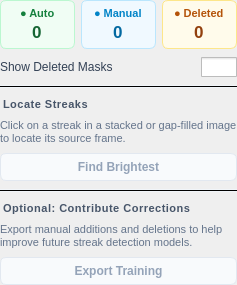
gkyle/startrails, file src/startrails/ui/step_review_detections.ui: the form before one commit.
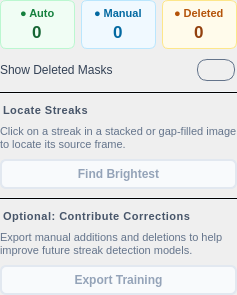
The form after the commit. Icons and pictures are not drawn.

```diff
--- a/src/startrails/ui/step_review_detections.ui
+++ b/src/startrails/ui/step_review_detections.ui
@@ -39,7 +39,7 @@
 QLabel#statManualTitle {
     font-size: 11px;
     font-weight: 600;
-    color: #0284c7;
+    color: #0369a1;
 }
 QLabel#statDeletedTitle {
     font-size: 11px;
@@ -64,7 +64,7 @@
 QPushButton#training, QPushButton#findBrightest {
     background-color: #ffffff;
     color: #1e293b;
-    border: 1px solid #cbd5e1;
+    border: 2px solid #cbd5e1;
     border-radius: 6px;
     padding: 6px 12px;
     font-weight: 500;
@@ -76,8 +76,8 @@
 }
 QPushButton#findBrightest:checked {
     background-color: #e0f2fe;
-    color: #0284c7;
-    border-color: #0284c7;
+    color: #0369a1;
+    border-color: #0369a1;
     font-weight: 600;
 }
 QPushButton#training:disabled, QPushButton#findBrightest:disabled {
@@ -88,7 +88,8 @@
 QFrame#sep1, QFrame#sepFindBrightest {
     background-color: #f1f5f9;
     max-height: 1px;
-}</string>
+}
+QPushButton#training:focus:enabled, QPushButton#findBrightest:focus:enabled { border-color: #0f172a; }</string>
   </property>
   <layout class="QVBoxLayout" name="layout">
    <property name="spacing">
@@ -239,8 +240,10 @@
         <cursorShape>PointingHandCursor</cursorShape>
        </property>
        <property name="styleSheet">
-        <string notr="true">QCheckBox#showDeletedMasks { spacing: 0px; }
-      QCheckBox#showDeletedMasks::indicator { width: 36px; height: 20px; }
+        <string notr="true">QCheckBox#showDeletedMasks { spacing: 0px;
+    border: 2px solid transparent;
+}
+      QCheckBox#showDeletedMasks::indicator { width: 36px; height: 20px;  border: 1px solid #64748b; border-radius: 10px; }
       QCheckBox#showDeletedMasks::indicator:unchecked { image: url(:/startrails/ui/switch_off.png); }
       QCheckBox#showDeletedMasks::indicator:checked { image: url(:/startrails/ui/switch_on.png); }</string>
        </property>
```
Left out of the diff: 3 changed lines with no effect on the pictures.
